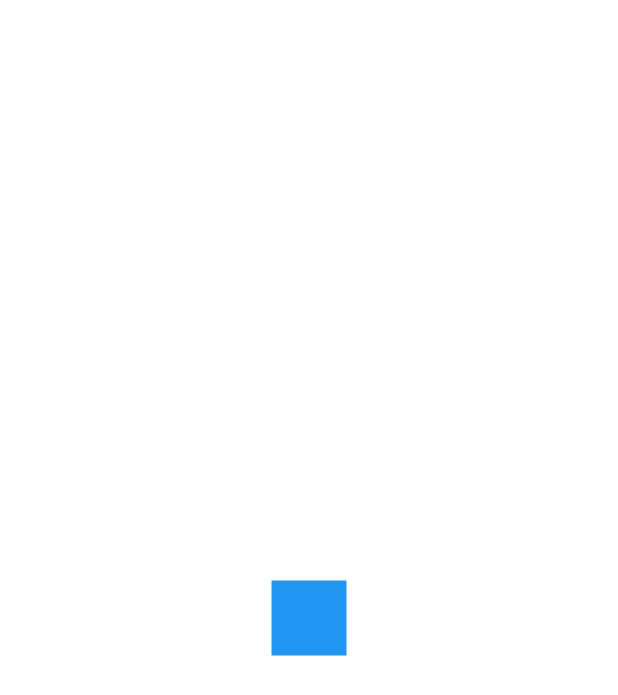
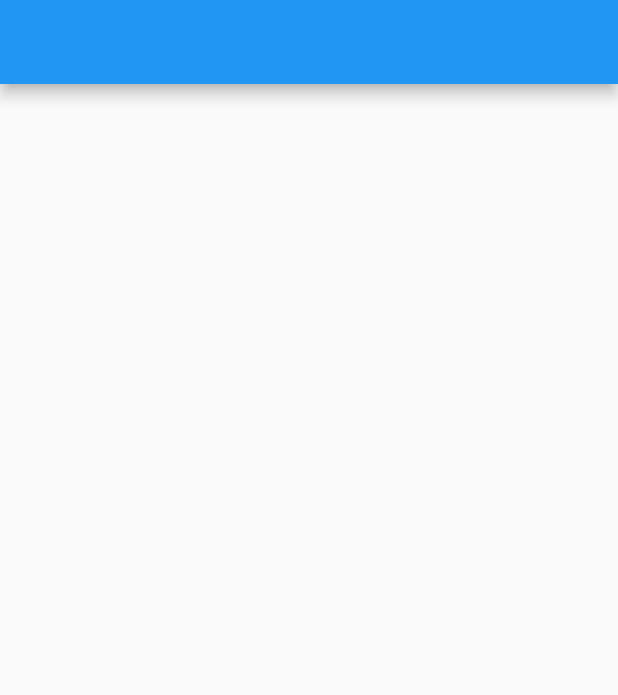
Before and after one commit to sopogen/contact_manager, a Flutter app: the screen it shows after launch, on a phone screen of 412 x 824 dp. Shown: the top 695 px of the screen. Run offline on Flutter 3.47's test engine with Material 2 defaults, Android fonts, the light colour scheme and no system bars.

Commit message:
Feat: add scaffold in main

```diff
--- a/contact_manager/lib/main.dart
+++ b/contact_manager/lib/main.dart
@@ -10,8 +10,10 @@ class MyApp extends StatelessWidget {
   Widget build(BuildContext context) {
 
     return MaterialApp(
-      home: Center(
-        child: Container( width: 50, height: 50, color: Colors.blue))
+      home: Scaffold(
+        appBar: AppBar(),
+        bottomNavigationBar: BottomAppBar(),
+        )
     );
   }
 }
```
